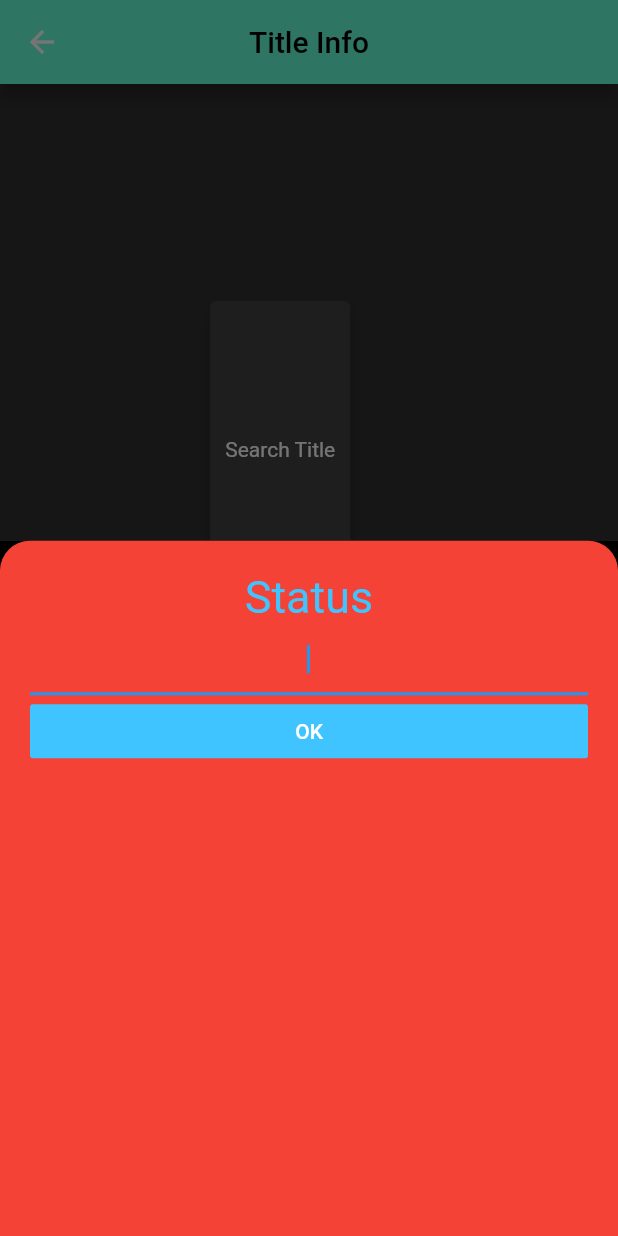
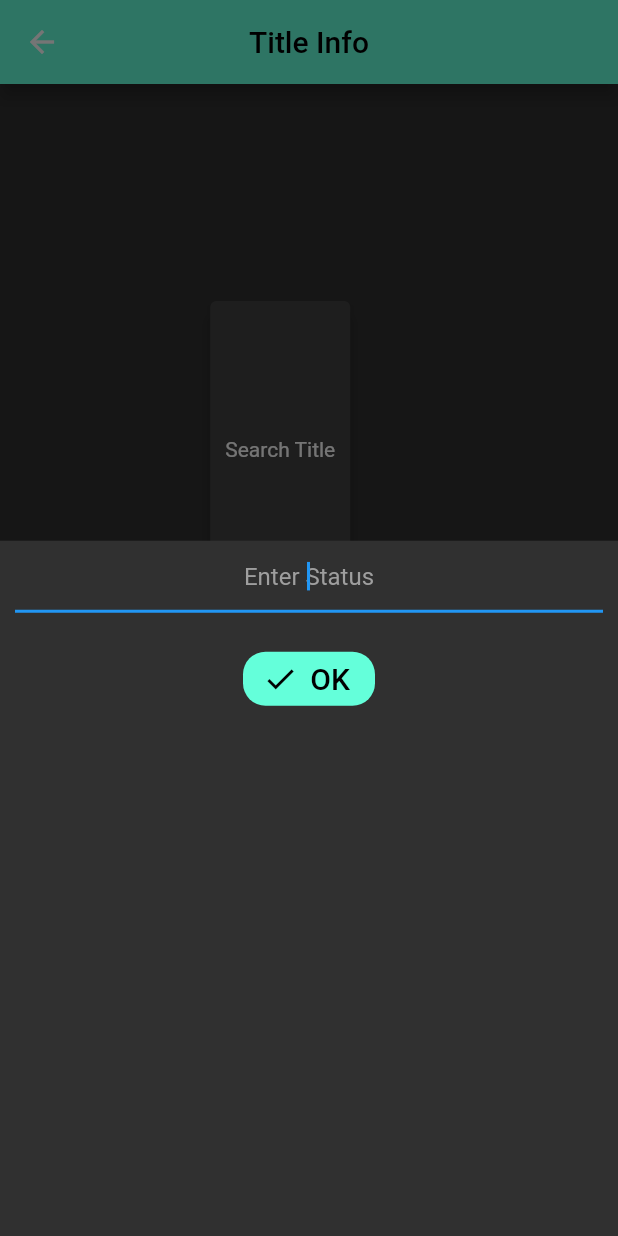
Before and after one commit to RKKgithub/movie_tracker, a Flutter app: the AddScreen screen opened directly, after a tap on "Next", on a phone screen of 412 x 824 dp. Run offline on Flutter 3.47's test engine with Material 2 defaults, Android fonts, the phone set to English and light mode, and no system bars; our stand-ins replace google_fonts; Roboto replaces fonts that are missing (Baskervville, Philosopher).

Commit message:
pop issue exists

```diff
--- a/lib/screens/add_screen.dart
+++ b/lib/screens/add_screen.dart
@@ -1,6 +1,4 @@
 import 'package:flutter/material.dart';
-import 'package:movie_tracker/utilities/networking.dart';
-import 'package:movie_tracker/constants.dart';
 import 'package:google_fonts/google_fonts.dart';
 import 'package:movie_tracker/utilities/data_model.dart';
 import 'list_screen.dart';
--- a/lib/screens/list_screen.dart
+++ b/lib/screens/list_screen.dart
@@ -1,6 +1,5 @@
 import 'package:flutter/material.dart';
 import '../utilities/data_model.dart';
-import 'add_screen.dart';
 import 'package:google_fonts/google_fonts.dart';
 import 'search_screen.dart';
 import 'status_screen.dart';
@@ -58,7 +57,6 @@ class _ContentListState extends State<ContentList> {
                                           setState(() {
                                             myList[index].status = status;
                                           });
-                                          Navigator.pop(context);
                                         },
                                       ),
                                     );
--- a/lib/screens/search_screen.dart
+++ b/lib/screens/search_screen.dart
@@ -80,14 +80,6 @@ class SearchScreen extends StatelessWidget {
                   titleName = value;
                 },
               ),
-              // TextField(
-              //   autofocus: true,
-              //   style: TextStyle(color: Colors.black),
-              //   decoration: kTextFieldInputDecoration,
-              //   onChanged: (value) {
-              //     titleName = value;
-              //   },
-              // ),
             ),
           ),
           Padding(
@@ -133,6 +125,7 @@ class SearchScreen extends StatelessWidget {
                   onPressed: () async {
                     FocusScope.of(context).unfocus();
                     var data = await updateUI(titleName);
+                    Navigator.pop(context);
                     Navigator.push(
                       context,
                       MaterialPageRoute(
--- a/lib/screens/status_screen.dart
+++ b/lib/screens/status_screen.dart
@@ -1,5 +1,5 @@
 import 'package:flutter/material.dart';
-import 'list_screen.dart';
+import 'package:google_fonts/google_fonts.dart';
 
 class StatusScreen extends StatelessWidget {
   final Function addStatusCallBack;
@@ -11,51 +11,48 @@ class StatusScreen extends StatelessWidget {
     String status;
 
     return Container(
-      color: Colors.black,
-      child: Container(
-        padding: EdgeInsets.all(20),
-        decoration: BoxDecoration(
-          color: Colors.red,
-          borderRadius: BorderRadius.only(
-            topLeft: Radius.circular(20),
-            topRight: Radius.circular(20),
+      child: Column(
+        children: [
+          Padding(
+            padding: const EdgeInsets.symmetric(horizontal: 10),
+            child: Container(
+              width: MediaQuery.of(context).size.width,
+              child: TextField(
+                decoration: InputDecoration(
+                  hintText: 'Enter Status',
+                  hintStyle: GoogleFonts.philosopher(color: Colors.grey),
+                ),
+                autofocus: true,
+                textAlign: TextAlign.center,
+                onChanged: (value) {
+                  status = value;
+                },
+              ),
+            ),
           ),
-        ),
-        child: Column(
-          crossAxisAlignment: CrossAxisAlignment.stretch,
-          children: <Widget>[
-            Text(
-              'Status',
-              textAlign: TextAlign.center,
-              style: TextStyle(color: Colors.lightBlueAccent, fontSize: 30),
-            ),
-            TextField(
-              autofocus: true,
-              textAlign: TextAlign.center,
-              onChanged: (newText) {
-                status = newText;
-              },
-            ),
-            FlatButton(
-              color: Colors.lightBlueAccent,
-              child: Text(
+          Padding(
+            padding: const EdgeInsets.only(top: 20),
+            child: FlatButton.icon(
+              shape: RoundedRectangleBorder(
+                borderRadius: BorderRadius.circular(15),
+              ),
+              color: ThemeData.dark().accentColor,
+              icon: Icon(
+                Icons.check,
+                color: Colors.black,
+              ),
+              label: Text(
                 'OK',
-                style: TextStyle(
-                  color: Colors.white,
-                ),
+                style:
+                    GoogleFonts.philosopher(fontSize: 20, color: Colors.black),
               ),
               onPressed: () {
                 addStatusCallBack(status);
-                Navigator.push(
-                  context,
-                  MaterialPageRoute(
-                    builder: (context) => ContentList(),
-                  ),
-                );
+                Navigator.pop(context);
               },
-            )
-          ],
-        ),
+            ),
+          ),
+        ],
       ),
     );
   }
```
